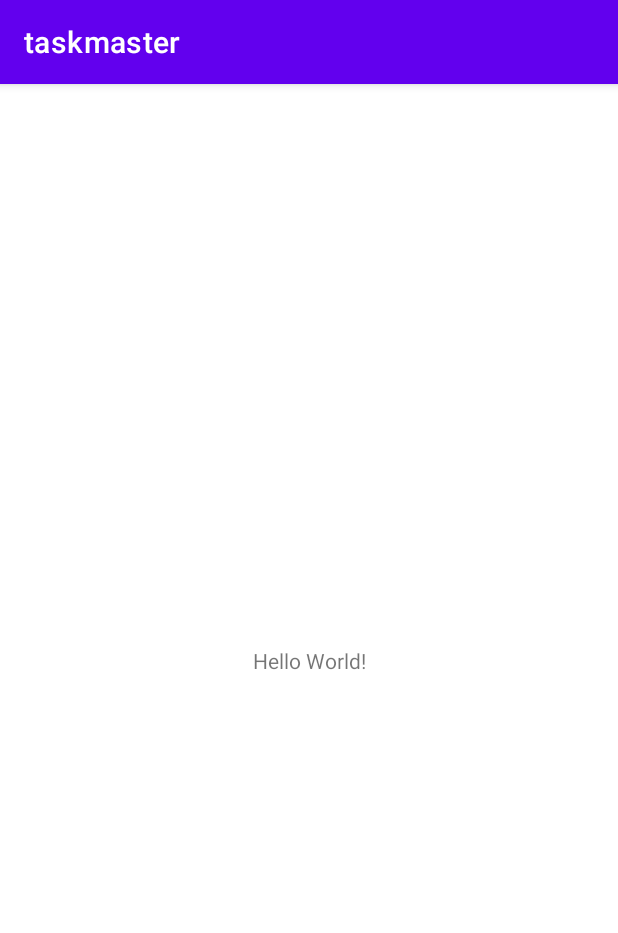
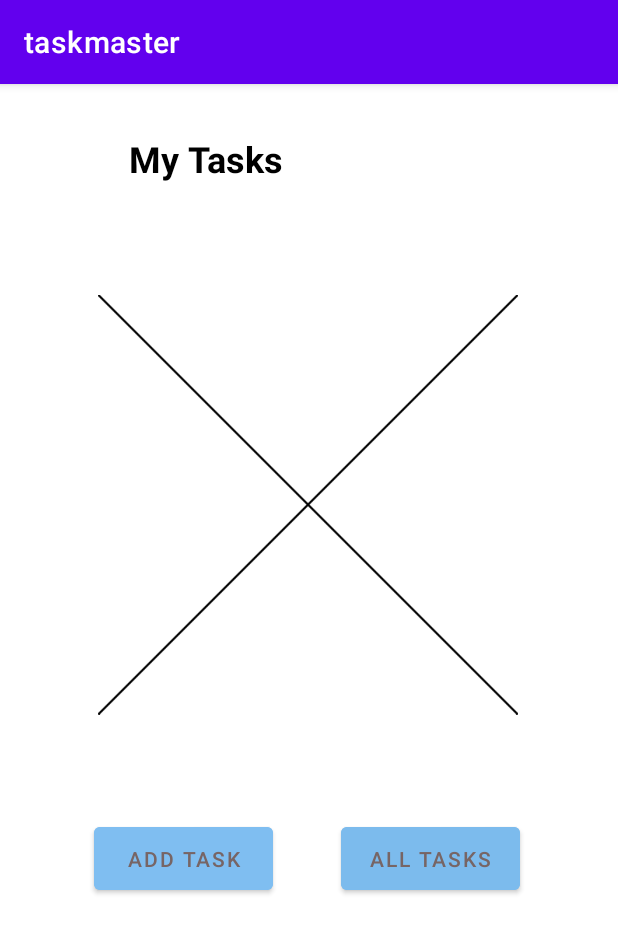
Before and after one commit to Ali-coder1996/taskmaster, an Android app: the screen it shows after launch (MainActivity), on a phone screen of 412 x 824 dp. Shown: the top 933 px of the screen. Run offline under Robolectric (Android 15) with nearby library versions, the phone set to English and light mode, and no system bars.

Commit message:
solve lab 26

```diff
--- a/app/src/main/java/com/example/taskmaster/MainActivity.java
+++ b/app/src/main/java/com/example/taskmaster/MainActivity.java
@@ -2,7 +2,11 @@ package com.example.taskmaster;
 
 import androidx.appcompat.app.AppCompatActivity;
 
+import android.content.Intent;
 import android.os.Bundle;
+import android.view.View;
+import android.widget.Button;
+import android.widget.Toast;
 
 public class MainActivity extends AppCompatActivity {
 
@@ -10,5 +14,24 @@ public class MainActivity extends AppCompatActivity {
     protected void onCreate(Bundle savedInstanceState) {
         super.onCreate(savedInstanceState);
         setContentView(R.layout.activity_main);
+
+        Button AddTask = findViewById(R.id.AddTask);
+        AddTask.setOnClickListener(new View.OnClickListener() {
+            @Override
+            public void onClick(View view) {
+                Toast.makeText(getApplicationContext(),"I'm click",Toast.LENGTH_LONG).show();
+                Intent AddTask= new Intent(MainActivity.this,AddTask.class);
+                startActivity(AddTask);
+            }
+        });
+        Button AllTasks = findViewById(R.id.AllTaskes);
+        AllTasks.setOnClickListener(new View.OnClickListener() {
+            @Override
+            public void onClick(View view) {
+                Toast.makeText(getApplicationContext(),"I'm click",Toast.LENGTH_LONG).show();
+                Intent AllTasks= new Intent(MainActivity.this,AllTaskes.class);
+                startActivity(AllTasks);
+            }
+        });
     }
 }
--- a/app/src/main/res/layout/activity_main.xml
+++ b/app/src/main/res/layout/activity_main.xml
@@ -4,15 +4,72 @@
     xmlns:tools="http://schemas.android.com/tools"
     android:layout_width="match_parent"
     android:layout_height="match_parent"
-    tools:context=".MainActivity">
+    tools:context="com.example.taskmaster.MainActivity">
+
+    <Button
+        android:id="@+id/AllTaskes"
+        android:layout_width="119dp"
+        android:layout_height="54dp"
+        android:layout_marginTop="42dp"
+        android:layout_marginBottom="220dp"
+        android:backgroundTint="#7CBBED"
+        android:text="All Tasks"
+        android:textColor="#776565"
+        app:layout_constraintBottom_toBottomOf="parent"
+        app:layout_constraintEnd_toEndOf="parent"
+        app:layout_constraintHorizontal_bias="0.777"
+        app:layout_constraintStart_toStartOf="parent"
+        app:layout_constraintTop_toBottomOf="@+id/imageView3"
+        app:layout_constraintVertical_bias="0.0" />
+
+    <Button
+        android:id="@+id/AddTask"
+        android:layout_width="119dp"
+        android:layout_height="54dp"
+        android:layout_marginTop="42dp"
+        android:layout_marginBottom="220dp"
+        android:backgroundTint="#7FBEF1"
+        android:text="Add Task"
+        android:textColor="#776565"
+        android:textColorHighlight="#00BCD4"
+        android:textColorHint="#000000"
+        android:textColorLink="#03A9F4"
+        app:layout_constraintBottom_toBottomOf="parent"
+        app:layout_constraintEnd_toEndOf="parent"
+        app:layout_constraintHorizontal_bias="0.214"
+        app:layout_constraintStart_toStartOf="parent"
+        app:layout_constraintTop_toBottomOf="@+id/imageView3"
+        app:layout_constraintVertical_bias="0.0" />
+
+    <ImageView
+        android:id="@+id/imageView3"
+        android:layout_width="280dp"
+        android:layout_height="334dp"
+        app:layout_constraintBottom_toBottomOf="parent"
+        app:layout_constraintEnd_toEndOf="parent"
+        app:layout_constraintHorizontal_bias="0.497"
+        app:layout_constraintStart_toStartOf="parent"
+        app:layout_constraintTop_toTopOf="parent"
+        app:layout_constraintVertical_bias="0.261"
+        app:srcCompat="@drawable/placeholder" />
 
     <TextView
+        android:id="@+id/textView"
         android:layout_width="wrap_content"
         android:layout_height="wrap_content"
-        android:text="Hello World!"
-        app:layout_constraintBottom_toBottomOf="parent"
-        app:layout_constraintLeft_toLeftOf="parent"
-        app:layout_constraintRight_toRightOf="parent"
-        app:layout_constraintTop_toTopOf="parent" />
+        android:layout_marginBottom="32dp"
+        android:capitalize="characters"
+        android:fontFamily="sans-serif"
+        android:minHeight="48dp"
+        android:text="My Tasks"
+        android:textColor="#000000"
+        android:textSize="24sp"
+        android:textStyle="bold"
+        app:layout_constraintBottom_toTopOf="@+id/imageView3"
+        app:layout_constraintEnd_toEndOf="parent"
+        app:layout_constraintHorizontal_bias="0.278"
+        app:layout_constraintStart_toStartOf="parent"
+        app:layout_constraintTop_toTopOf="parent"
+        app:layout_constraintVertical_bias="1.0" />
 
 </androidx.constraintlayout.widget.ConstraintLayout>
```
Also changed, not shown: app/src/main/AndroidManifest.xml (+7 -1 lines), app/src/main/java/com/example/taskmaster/AddTask.java (added, +14 -0 lines), app/src/main/java/com/example/taskmaster/AllTaskes.java (added, +14 -0 lines), app/src/main/res/layout/activity_add_task.xml (added, +72 -0 lines), app/src/main/res/layout/activity_all_taskes.xml (added, +34 -0 lines), app/src/main/res/drawable-v24/placeholder.png (added), 4 other files.
